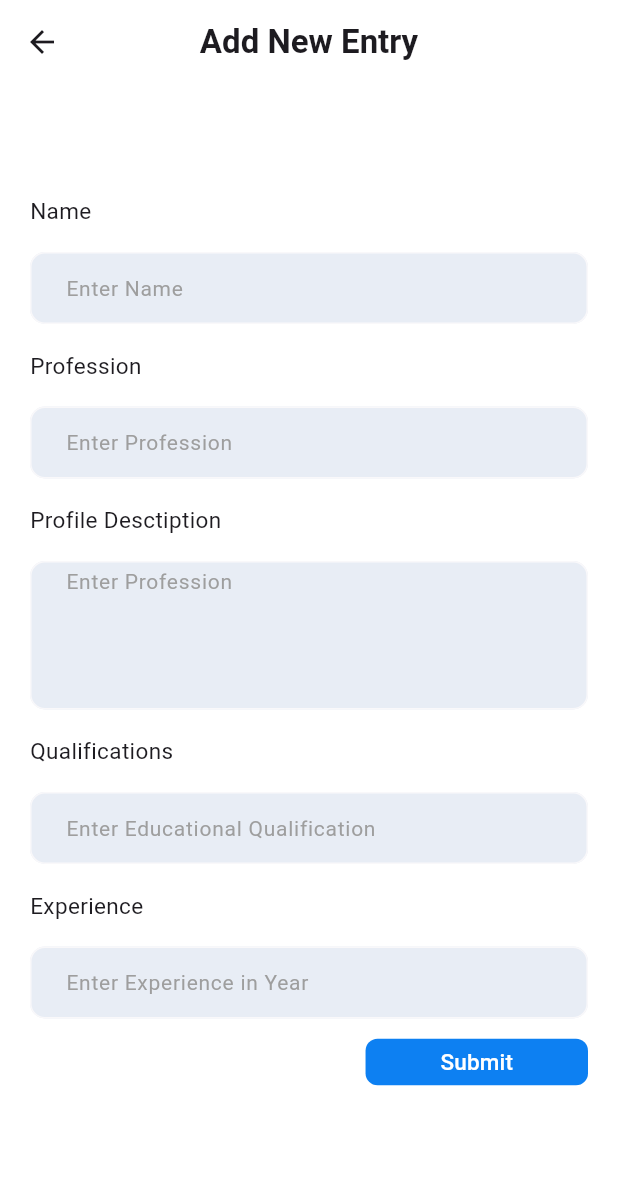
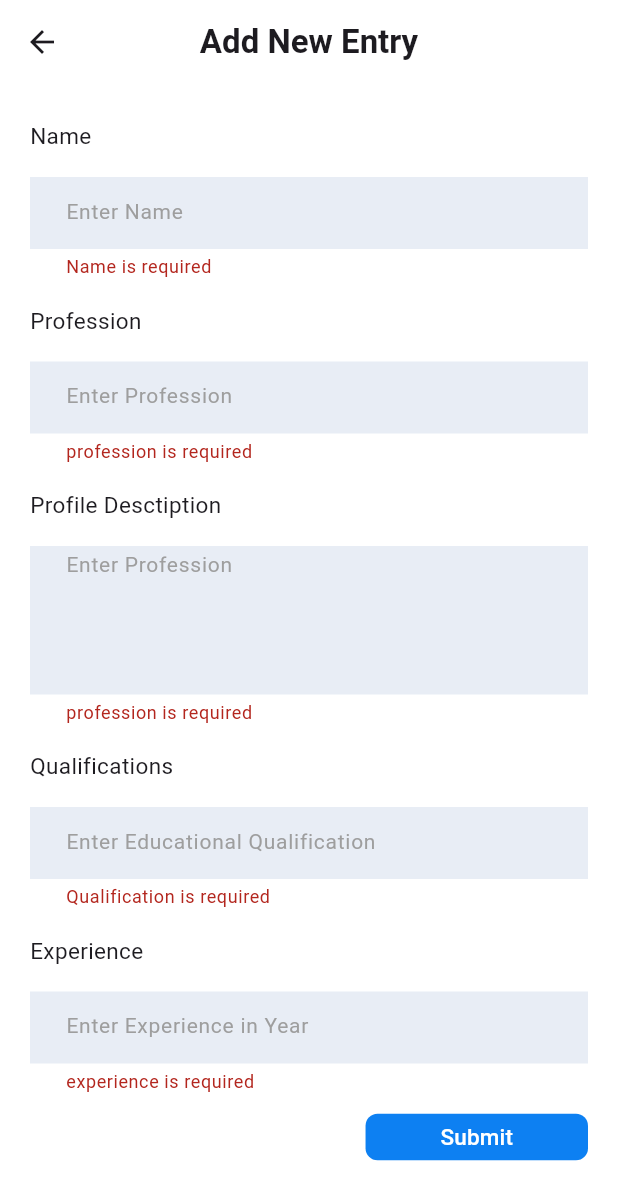
Before and after one commit to Sarathcholakkal/hiremeapp_bloc_restfulAPI, a Flutter app: the AddNewEntry screen opened directly, after a tap on "Submit", on a phone screen of 412 x 824 dp. Shown: the top 1200 px of the screen. Run offline on Flutter 3.47's test engine with Material 3 defaults, Android fonts, the phone set to English and light mode, and no system bars; our stand-ins replace auto_size_text, flutter_bloc, shared_preferences; accounts and stored records are empty; network calls fail.

Commit message:
shared pred stored initla datakey ,display in home , able to edit

```diff
--- a/lib/bloc/profile_event.dart
+++ b/lib/bloc/profile_event.dart
@@ -9,10 +9,10 @@ final class ProfileFetched extends ProfileEvent {
   // ProfileFetched({required this.userId});
 }
 
-final class ProfilePostEvent extends ProfileEvent {
+final class ProfilePutEvent extends ProfileEvent {
   final Profile userprofile;
 
-  ProfilePostEvent({required this.userprofile});
+  ProfilePutEvent({required this.userprofile});
 }
 
 final class ProfileDeleteEvent extends ProfileEvent {
@@ -20,3 +20,9 @@ final class ProfileDeleteEvent extends ProfileEvent {
 
   ProfileDeleteEvent({required this.id});
 }
+
+final class ProfilePostEvent extends ProfileEvent {
+  final Profile usreprofile;
+
+  ProfilePostEvent({required this.usreprofile});
+}
--- a/lib/bloc/profile_state.dart
+++ b/lib/bloc/profile_state.dart
@@ -18,3 +18,5 @@ final class ProfileFauilure extends ProfileState {
 }
 
 final class ProfileLoading extends ProfileState {}
+
+final class ProfileEmpty extends ProfileState {}
--- a/lib/main.dart
+++ b/lib/main.dart
@@ -5,7 +5,8 @@ import 'package:hireme_app/data/data_provider/profile_data_provider.dart';
 import 'package:hireme_app/data/repository/profile_data_repository.dart';
 import 'package:hireme_app/presentations/screens/splash_screen.dart';
 
-void main() {
+void main() async {
+  WidgetsFlutterBinding.ensureInitialized();
   runApp(const MyApp());
 }
 
--- a/lib/presentations/screens/add_new_entry.dart
+++ b/lib/presentations/screens/add_new_entry.dart
@@ -1,6 +1,8 @@
 import 'dart:developer';
 
 import 'package:flutter/material.dart';
+import 'package:flutter_bloc/flutter_bloc.dart';
+import 'package:hireme_app/bloc/profile_bloc.dart';
 import 'package:hireme_app/model/model.dart';
 import 'package:hireme_app/presentations/widgets/text_field_title.dart';
 import 'package:hireme_app/utils/const.dart';
@@ -50,10 +52,17 @@ class _AddNewEntryState extends State<AddNewEntry> {
       ),
     );
 
-    // context.read<ProfileBloc>().add(ProfilePostEvent(userprofile: userprofile));
+    // context.read<ProfileBloc>().add(ProfilePostEvent(usreprofile: userprofile));
 
-    log('profile updated');
+    log('profile created');
     Navigator.of(context).pop();
+  }
+
+  @override
+  void dispose() {
+    // TODO: implement dispose
+    context.read<ProfileBloc>().add(ProfileFetched());
+    super.dispose();
   }
 
   @override
@@ -90,7 +99,7 @@ class _AddNewEntryState extends State<AddNewEntry> {
                             decoration: texfieldDecoration.copyWith(
                               hintText: 'Enter Name',
                             ),
-                            validator: TextValidator(fieldName: 'CGPA').call,
+                            validator: TextValidator(fieldName: 'Name').call,
                           ),
 
                           TextFieldTitle(title: "Profession"),
@@ -102,20 +111,24 @@ class _AddNewEntryState extends State<AddNewEntry> {
                             decoration: texfieldDecoration.copyWith(
                               hintText: 'Enter Profession',
                             ),
-                            validator: TextValidator(fieldName: 'CGPA').call,
+                            validator: TextValidator(
+                              fieldName: 'profession',
+                            ).call,
                           ),
                           TextFieldTitle(title: "Profile Desctiption"),
                           TextFormField(
                             autovalidateMode:
                                 AutovalidateMode.onUserInteraction,
                             keyboardType: TextInputType.text,
-                            controller: _professionController,
+                            controller: _descriptionController,
                             minLines: 4,
                             maxLines: 5,
                             decoration: texfieldDecoration.copyWith(
                               hintText: 'Enter Profession',
                             ),
-                            validator: TextValidator(fieldName: 'CGPA').call,
+                            validator: TextValidator(
+                              fieldName: 'profession',
+                            ).call,
                           ),
 
                           TextFieldTitle(title: "Qualifications"),
@@ -127,7 +140,9 @@ class _AddNewEntryState extends State<AddNewEntry> {
                             decoration: texfieldDecoration.copyWith(
                               hintText: 'Enter Educational Qualification',
                             ),
-                            validator: TextValidator(fieldName: 'CGPA').call,
+                            validator: TextValidator(
+                              fieldName: 'Qualification',
+                            ).call,
                           ),
                           TextFieldTitle(title: "Experience"),
                           TextFormField(
@@ -138,7 +153,9 @@ class _AddNewEntryState extends State<AddNewEntry> {
                             decoration: texfieldDecoration.copyWith(
                               hintText: 'Enter Experience in Year',
                             ),
-                            validator: TextValidator(fieldName: 'CGPA').call,
+                            validator: TextValidator(
+                              fieldName: 'experience',
+                            ).call,
                           ),
                           Align(
                             alignment: Alignment.bottomRight,
@@ -156,7 +173,14 @@ class _AddNewEntryState extends State<AddNewEntry> {
                                   borderRadius: BorderRadius.circular(8),
                                 ),
                               ),
-                              onPressed: () {},
+                              onPressed: () {
+                                if (_signInKey.currentState!.validate()) {
+                                  debugPrint('form validated');
+                                  onSubmit(context);
+                                } else {
+                                  debugPrint("form not validated");
+                                }
+                              },
                               child: const Text(
                                 "Submit",
                                 style: TextStyle(fontSize: 15),
--- a/lib/presentations/screens/home_screen.dart
+++ b/lib/presentations/screens/home_screen.dart
@@ -16,7 +16,6 @@ class HomeScreen extends StatefulWidget {
 }
 
 class _HomeScreenState extends State<HomeScreen> {
-  //!  random color generator funcitons
   @override
   void initState() {
     context.read<ProfileBloc>().add(ProfileFetched());
@@ -54,6 +53,11 @@ class _HomeScreenState extends State<HomeScreen> {
             return const Center(child: CircularProgressIndicator.adaptive());
           }
 
+          if (state is ProfileEmpty)
+            return const Center(
+              child: Text('no data found need to add new data'),
+            );
+
           final data = state.profile;
           return Center(
             child: GestureDetector(
--- a/lib/presentations/widgets/custom_card.dart
+++ b/lib/presentations/widgets/custom_card.dart
@@ -5,7 +5,6 @@ import 'package:flutter/material.dart';
 import 'package:flutter_bloc/flutter_bloc.dart';
 import 'package:hireme_app/bloc/profile_bloc.dart';
 import 'package:hireme_app/model/model.dart';
-import 'package:hireme_app/presentations/screens/update_entry.dart';
 import 'package:hireme_app/utils/const.dart';
 import 'package:hireme_app/utils/screen_size.dart';
 
@@ -70,7 +69,7 @@ class CustomCard extends StatelessWidget {
                             TextButton(
                               onPressed: () {
                                 context.read<ProfileBloc>().add(
-                                  ProfileDeleteEvent(id: profileData.id),
+                                  ProfileDeleteEvent(id: profileData.id!),
                                 );
                                 Navigator.of(ctx1).pop(); // Close the dialog
                               },
--- a/pubspec.yaml
+++ b/pubspec.yaml
@@ -37,6 +37,7 @@ dependencies:
   auto_size_text: ^3.0.0
   http: ^1.4.0
   flutter_bloc: ^9.1.1
+  shared_preferences: ^2.5.3
 
 dev_dependencies:
   flutter_test:
```
Also changed, not shown: lib/bloc/profile_bloc.dart (+16 -4 lines), lib/data/data_provider/profile_data_provider.dart (+6 -3 lines), lib/data/repository/profile_data_repository.dart (+12 -0 lines), lib/presentations/screens/splash_screen.dart (+63 -34 lines), lib/presentations/screens/update_entry.dart (+13 -6 lines), lib/utils/shared_pref_helper.dart (added, +51 -0 lines), pubspec.lock, 2 other files.
